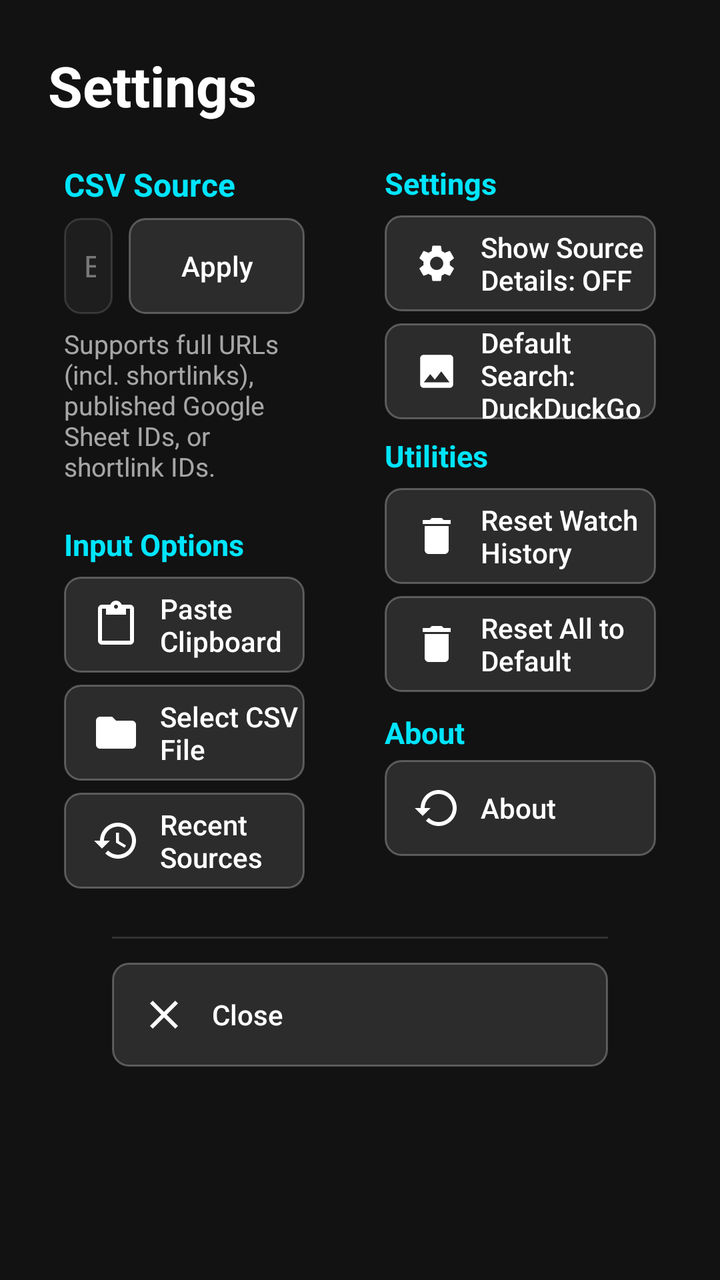
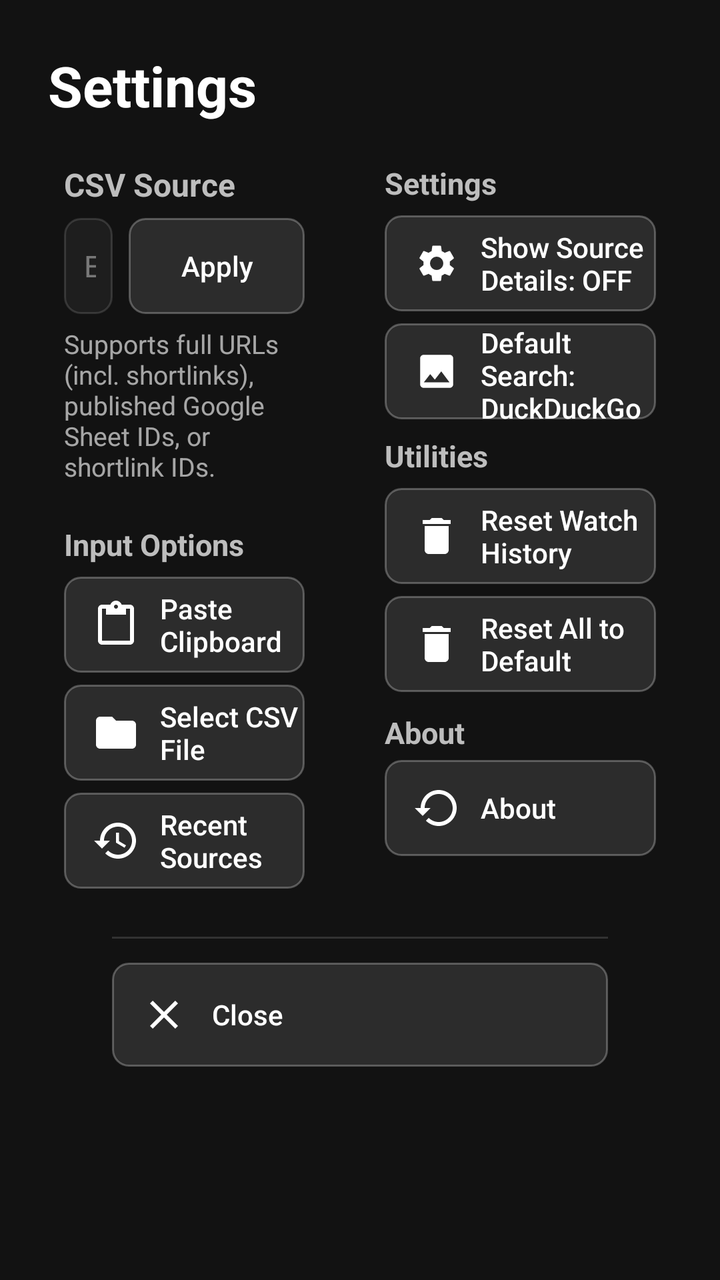

Compare the two renders of this Android layout. The source of the first and the diff that turns it into the second are given below.
<!-- AndroidManifest.xml: activity theme SetupTheme -->
<!-- res/layout/activity_setup.xml -->
<?xml version="1.0" encoding="utf-8"?>
<ScrollView xmlns:android="http://schemas.android.com/apk/res/android"
    android:layout_width="match_parent"
    android:layout_height="match_parent"
    android:fillViewport="true"
    android:background="#121212">

    <LinearLayout
        android:layout_width="match_parent"
        android:layout_height="wrap_content"
        android:gravity="top"
        android:orientation="vertical"
        android:padding="24dp">

        <TextView
            android:layout_width="wrap_content"
            android:layout_height="wrap_content"
            android:layout_marginBottom="20dp"
            android:text="Settings"
            android:textColor="@android:color/white"
            android:textSize="28sp"
            android:textStyle="bold" />

        
        <LinearLayout
            android:layout_width="match_parent"
            android:layout_height="wrap_content"
            android:gravity="top"
            android:orientation="horizontal"
            android:paddingHorizontal="8dp">

            
            <LinearLayout
                android:layout_width="0dp"
                android:layout_height="wrap_content"
                android:layout_weight="0.95"
                android:orientation="vertical"
                android:paddingEnd="20dp">

                <TextView
                    android:layout_width="match_parent"
                    android:layout_height="wrap_content"
                    android:layout_marginBottom="6dp"
                    android:gravity="start"
                    android:text="CSV Source"
                    android:textColor="#00E5FF"
                    android:textSize="16sp"
                    android:textStyle="bold" />

                <LinearLayout
                    android:layout_width="match_parent"
                    android:layout_height="wrap_content"
                    android:orientation="horizontal"
                    android:layout_marginBottom="6dp"
                    android:gravity="center_vertical">

                    <EditText
                        android:id="@+id/sheet_link_input"
                        android:layout_width="0dp"
                        android:layout_height="48dp"
                        android:layout_weight="1"
                        android:layout_marginEnd="8dp"
                        android:background="@drawable/edit_text_bg"
                        android:hint="Enter CSV URL / Google sheet, Bitly, TinyURL ID"
                        android:inputType="textUri"
                        android:paddingHorizontal="16dp"
                        android:textColor="@android:color/white"
                        android:textColorHint="#66FFFFFF"
                        android:textSize="15sp" />

                    <Button
                        android:id="@+id/apply_button"
                        android:layout_width="wrap_content"
                        android:layout_height="48dp"
                        android:background="@drawable/button_focus_bg"
                        android:gravity="center"
                        android:paddingHorizontal="20dp"
                        android:text="Apply"
                        android:textAllCaps="false"
                        android:textColor="@color/button_text_color" />
                </LinearLayout>

                <TextView
                    android:id="@+id/textView"
                    android:layout_width="match_parent"
                    android:layout_height="wrap_content"
                    android:layout_marginBottom="16dp"
                    android:text="Supports full URLs (incl. shortlinks), published Google Sheet IDs, or shortlink IDs."
                    android:textColor="#A0FFFFFF"
                    android:textSize="13sp" />

                
                <TextView
                    android:layout_width="match_parent"
                    android:layout_height="wrap_content"
                    android:layout_marginTop="4dp"
                    android:layout_marginBottom="6dp"
                    android:gravity="start"
                    android:text="Input Options"
                    android:textColor="#00E5FF"
                    android:textSize="15sp"
                    android:textStyle="bold" />

                <Button
                    android:id="@+id/paste_button"
                    android:layout_width="match_parent"
                    android:layout_height="48dp"
                    android:layout_marginBottom="6dp"
                    android:background="@drawable/button_focus_bg"
                    android:drawableStart="@drawable/ic_paste"
                    android:drawablePadding="10dp"
                    android:gravity="center_vertical|start"
                    android:paddingStart="14dp"
                    android:text="Paste Clipboard"
                    android:textAllCaps="false"
                    android:textColor="@color/button_text_color" />

                <Button
                    android:id="@+id/select_csv_button"
                    android:layout_width="match_parent"
                    android:layout_height="48dp"
                    android:layout_marginBottom="6dp"
                    android:background="@drawable/button_focus_bg"
                    android:drawableStart="@drawable/ic_folder"
                    android:drawablePadding="10dp"
                    android:gravity="center_vertical|start"
                    android:paddingStart="14dp"
                    android:text="Select CSV File"
                    android:textAllCaps="false"
                    android:textColor="@color/button_text_color" />

                <Button
                    android:id="@+id/history_button"
                    android:layout_width="match_parent"
                    android:layout_height="48dp"
                    android:layout_marginBottom="8dp"
                    android:background="@drawable/button_focus_bg"
                    android:drawableStart="@drawable/ic_history"
                    android:drawablePadding="10dp"
                    android:gravity="center_vertical|start"
                    android:paddingStart="14dp"
                    android:text="Recent Sources"
                    android:textAllCaps="false"
                    android:textColor="@color/button_text_color" />

            </LinearLayout>

            
            <LinearLayout
                android:layout_width="0dp"
                android:layout_height="wrap_content"
                android:layout_weight="1.05"
                android:orientation="vertical"
                android:paddingStart="20dp">

                
                <TextView
                    android:layout_width="match_parent"
                    android:layout_height="wrap_content"
                    android:layout_marginBottom="6dp"
                    android:gravity="start"
                    android:text="Settings"
                    android:textColor="#00E5FF"
                    android:textSize="15sp"
                    android:textStyle="bold" />

                <Button
                    android:id="@+id/source_details_toggle"
                    android:layout_width="match_parent"
                    android:layout_height="48dp"
                    android:layout_marginBottom="6dp"
                    android:background="@drawable/button_focus_bg"
                    android:drawableStart="@drawable/ic_settings_icon"
                    android:drawablePadding="10dp"
                    android:gravity="center_vertical|start"
                    android:paddingStart="14dp"
                    android:text="Show Source Details: OFF"
                    android:textAllCaps="false"
                    android:textColor="@color/button_text_color" />

                <Button
                    android:id="@+id/default_browser_toggle"
                    android:layout_width="match_parent"
                    android:layout_height="48dp"
                    android:layout_marginBottom="4dp"
                    android:background="@drawable/button_focus_bg"
                    android:drawableStart="@drawable/ic_image_icon"
                    android:drawablePadding="10dp"
                    android:gravity="center_vertical|start"
                    android:paddingStart="14dp"
                    android:text="Default Search: DuckDuckGo"
                    android:textAllCaps="false"
                    android:textColor="@color/button_text_color" />

                <TextView
                    android:layout_width="match_parent"
                    android:layout_height="wrap_content"
                    android:layout_marginTop="4dp"
                    android:layout_marginBottom="6dp"
                    android:gravity="start"
                    android:text="Utilities"
                    android:textColor="#00E5FF"
                    android:textSize="15sp"
                    android:textStyle="bold" />

                <Button
                    android:id="@+id/purge_freq_button"
                    android:layout_width="match_parent"
                    android:layout_height="48dp"
                    android:layout_marginBottom="6dp"
                    android:background="@drawable/button_focus_bg"
                    android:drawableStart="@drawable/ic_reset"
                    android:drawablePadding="10dp"
                    android:gravity="center_vertical|start"
                    android:paddingStart="14dp"
                    android:text="Reset Watch History"
                    android:textAllCaps="false"
                    android:textColor="@color/button_text_color" />

                <Button
                    android:id="@+id/reset_all_button"
                    android:layout_width="match_parent"
                    android:layout_height="48dp"
                    android:layout_marginBottom="6dp"
                    android:background="@drawable/button_focus_bg"
                    android:drawableStart="@drawable/ic_reset"
                    android:drawablePadding="10dp"
                    android:gravity="center_vertical|start"
                    android:paddingStart="14dp"
                    android:text="Reset All to Default"
                    android:textAllCaps="false"
                    android:textColor="@color/button_text_color" />

                <TextView
                    android:layout_width="match_parent"
                    android:layout_height="18dp"
                    android:layout_marginTop="4dp"
                    android:layout_marginBottom="6dp"
                    android:gravity="start"
                    android:text="About"
                    android:textColor="#00E5FF"
                    android:textSize="15sp"
                    android:textStyle="bold" />

                <Button
                    android:id="@+id/about_button"
                    android:layout_width="match_parent"
                    android:layout_height="48dp"
                    android:background="@drawable/button_focus_bg"
                    android:drawableStart="@drawable/ic_restore"
                    android:drawablePadding="10dp"
                    android:gravity="center_vertical|start"
                    android:paddingStart="14dp"
                    android:text="About"
                    android:textAllCaps="false"
                    android:textColor="@color/button_text_color" />

            </LinearLayout>

        </LinearLayout>

        
        <View
            android:layout_width="match_parent"
            android:layout_height="1dp"
            android:layout_marginTop="16dp"
            android:layout_marginBottom="12dp"
            android:layout_marginHorizontal="32dp"
            android:background="#22FFFFFF" />

        <Button
            android:id="@+id/cancel_button"
            android:layout_width="match_parent"
            android:layout_height="52dp"
            android:layout_marginHorizontal="32dp"
            android:layout_marginBottom="8dp"
            android:background="@drawable/button_focus_bg"
            android:drawableStart="@drawable/ic_close"
            android:drawablePadding="12dp"
            android:gravity="center_vertical|start"
            android:paddingStart="14dp"
            android:text="Close"
            android:textAllCaps="false"
            android:textColor="@color/button_text_color" />

    </LinearLayout>
</ScrollView>
<!-- resources referenced by this layout -->
<resources>
  <!-- drawable button_focus_bg (drawable) -->
  <?xml version="1.0" encoding="utf-8"?>
  <selector xmlns:android="http://schemas.android.com/apk/res/android">
      
      <item android:state_focused="true">
          <shape android:shape="rectangle">
              <corners android:radius="8dp"/>
              <solid android:color="#FFFFFF"/> 
              <stroke android:width="2dp" android:color="#00E5FF"/> 
          </shape>
      </item>
      
      <item android:state_pressed="true">
          <shape android:shape="rectangle">
              <corners android:radius="8dp"/>
              <solid android:color="#CCCCCC"/>
          </shape>
      </item>
      
      <item>
          <shape android:shape="rectangle">
              <corners android:radius="8dp"/>
              <solid android:color="#2C2C2C"/> 
              <stroke android:width="1dp" android:color="#44FFFFFF"/> 
          </shape>
      </item>
  </selector>
  <!-- drawable edit_text_bg (drawable) -->
  <?xml version="1.0" encoding="utf-8"?>
  <selector xmlns:android="http://schemas.android.com/apk/res/android">
      <item android:state_focused="true">
          <shape android:shape="rectangle">
              <corners android:radius="8dp"/>
              <solid android:color="#1AFFFFFF"/>
              <stroke android:width="2dp" android:color="#00E5FF"/>
          </shape>
      </item>
      <item>
          <shape android:shape="rectangle">
              <corners android:radius="8dp"/>
              <solid android:color="#0DFFFFFF"/>
              <stroke android:width="1dp" android:color="#22FFFFFF"/>
          </shape>
      </item>
  </selector>
  <!-- drawable ic_close (drawable) -->
  <vector xmlns:android="http://schemas.android.com/apk/res/android"
      android:width="24dp"
      android:height="24dp"
      android:viewportWidth="24"
      android:viewportHeight="24">
      <path
          android:fillColor="#FFFFFF"
          android:pathData="M19,6.41L17.59,5 12,10.59 6.41,5 5,6.41 10.59,12 5,17.59 6.41,19 12,13.41 17.59,19 19,17.59 13.41,12z"/>
  </vector>
  <!-- drawable ic_folder (drawable) -->
  <vector xmlns:android="http://schemas.android.com/apk/res/android"
      android:width="24dp"
      android:height="24dp"
      android:viewportWidth="24"
      android:viewportHeight="24">
      <path
          android:fillColor="#FFFFFF"
          android:pathData="M10,4H4c-1.1,0 -1.99,0.9 -1.99,2L2,18c0,1.1 0.9,2 2,2h16c1.1,0 2,-0.9 2,-2V8c0,-1.1 -0.9,-2 -2,-2h-8l-2,-2z"/>
  </vector>
  <!-- drawable ic_reset (drawable) -->
  <vector xmlns:android="http://schemas.android.com/apk/res/android"
      android:width="24dp"
      android:height="24dp"
      android:viewportWidth="24"
      android:viewportHeight="24">
      <path
          android:fillColor="#FFFFFF"
          android:pathData="M6,19c0,1.1 0.9,2 2,2h8c1.1,0 2,-0.9 2,-2V7H6v12zM19,4h-3.5l-1,-1h-5l-1,1H5v2h14V4z"/>
  </vector>
  <!-- drawable ic_restore (drawable) -->
  <vector xmlns:android="http://schemas.android.com/apk/res/android"
      android:width="24dp"
      android:height="24dp"
      android:viewportWidth="24"
      android:viewportHeight="24">
      <path
          android:fillColor="#FFFFFF"
          android:pathData="M13,3c-4.97,0 -9,4.03 -9,9H1l3.89,3.89 0.07,0.14L9,12H6c0,-3.87 3.13,-7 7,-7s7,3.13 7,7 -3.13,7 -7,7c-1.93,0 -3.68,-0.79 -4.94,-2.06l-1.42,1.42C8.27,19.99 10.51,21 13,21c4.97,0 9,-4.03 9,-9s-4.03,-9 -9,-9z"/>
  </vector>
  <style name="SetupTheme" parent="Theme.AppCompat.NoActionBar">
          
          <item name="colorPrimary">@android:color/black</item>
          <item name="colorAccent">@android:color/white</item>
          <item name="android:windowBackground">#121212</item>
      </style>
  <!-- unchanged entries left out for length: 4 -->
</resources>

<!-- the commit's change to res/layout/activity_setup.xml (unified diff, before → after) -->
@@ -43,7 +43,7 @@
                     android:layout_marginBottom="6dp"
                     android:gravity="start"
                     android:text="CSV Source"
-                    android:textColor="#00E5FF"
+                    android:textColor="#BDBDBD"
                     android:textSize="16sp"
                     android:textStyle="bold" />
 
@@ -97,7 +97,7 @@
                     android:layout_marginBottom="6dp"
                     android:gravity="start"
                     android:text="Input Options"
-                    android:textColor="#00E5FF"
+                    android:textColor="#BDBDBD"
                     android:textSize="15sp"
                     android:textStyle="bold" />
 
@@ -160,7 +160,7 @@
                     android:layout_marginBottom="6dp"
                     android:gravity="start"
                     android:text="Settings"
-                    android:textColor="#00E5FF"
+                    android:textColor="#BDBDBD"
                     android:textSize="15sp"
                     android:textStyle="bold" />
 
@@ -199,7 +199,7 @@
                     android:layout_marginBottom="6dp"
                     android:gravity="start"
                     android:text="Utilities"
-                    android:textColor="#00E5FF"
+                    android:textColor="#BDBDBD"
                     android:textSize="15sp"
                     android:textStyle="bold" />
 
@@ -238,7 +238,7 @@
                     android:layout_marginBottom="6dp"
                     android:gravity="start"
                     android:text="About"
-                    android:textColor="#00E5FF"
+                    android:textColor="#BDBDBD"
                     android:textSize="15sp"
                     android:textStyle="bold" />
 
<!-- resource entries referenced after the edit -->
@@ -8,7 +8,7 @@
           <shape android:shape="rectangle">
               <corners android:radius="8dp"/>
               <solid android:color="#FFFFFF"/> 
-              <stroke android:width="2dp" android:color="#00E5FF"/> 
+              <stroke android:width="2dp" android:color="#BDBDBD"/> 
           </shape>
       </item>
       
@@ -34,7 +34,7 @@
           <shape android:shape="rectangle">
               <corners android:radius="8dp"/>
               <solid android:color="#1AFFFFFF"/>
-              <stroke android:width="2dp" android:color="#00E5FF"/>
+              <stroke android:width="2dp" android:color="#BDBDBD"/>
           </shape>
       </item>
       <item>
